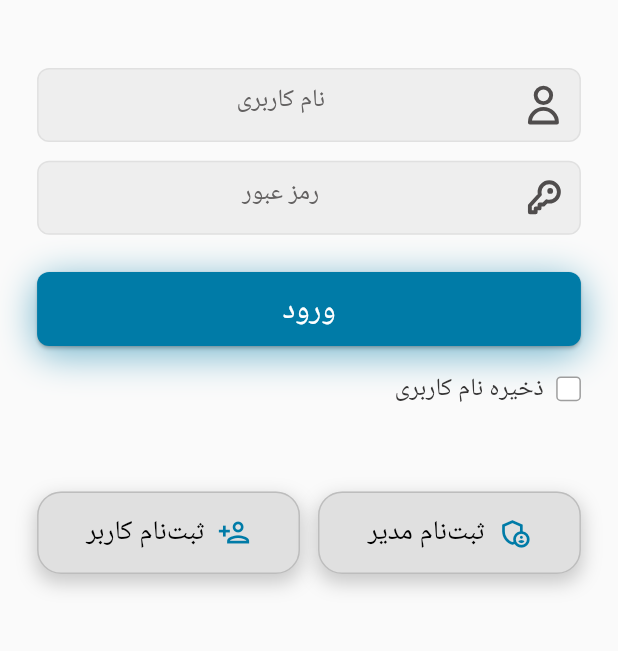
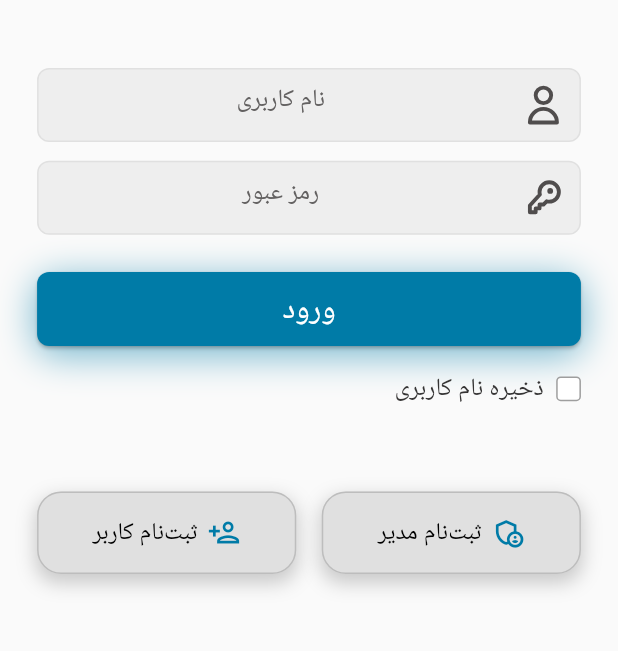
Before and after one commit to Hanie9/uzita, a Flutter app: the screen it shows after launch, on a phone screen of 412 x 824 dp, the part 377-1028 px from its top. Run offline on Flutter 3.47's test engine with Material 3 defaults, Android fonts, the phone set to English and light mode, and no system bars; our stand-ins replace file_picker, flutter_secure_storage, flutter_svg, image_picker, loading_animation_widget, local_auth and 3 more; missing offline and left inert: local_auth_android, mobile_scanner.

Commit message:
finallll committ

```diff
--- a/lib/app_localizations.dart
+++ b/lib/app_localizations.dart
@@ -946,7 +946,7 @@ class AppLocalizations {
       'about_uzita_core_values_bullet_4': 'احترام به محیط زیست',
       'about_uzita_contact_title': 'اطلاعات تماس',
       'about_uzita_contact_email': 'ایمیل: info@uzita.ir',
-      'about_uzita_contact_phone': 'شماره تماس: ۰۲۱_۷۷۱۹۵۶۱۳',
+      'about_uzita_contact_phone': 'شماره تماس: ۷۷۱۹۵۶۱۳_۰۲۱',
       'about_uzita_contact_address':
           'آدرس: تهران، نارمک، خیابان شهید جهانشاهی (۷۸)، خیابان شهید اصغر حسینعلی (۳۹)، پلاک ۹، طبقه ۲، واحد ۳۶',
 
--- a/lib/screens/login_screen.dart
+++ b/lib/screens/login_screen.dart
@@ -962,12 +962,12 @@ class _LoginScreenState extends State<LoginScreen> {
                                                   Brightness.dark
                                               ? Colors.white
                                               : Colors.black,
-                                          fontSize: 18,
+                                          fontSize: 16,
                                           fontWeight: FontWeight.w500,
                                         ),
                                       ),
                                     ),
-                                    SizedBox(width: 8),
+                                    SizedBox(width: 6),
                                     Icon(
                                       Icons.person_add_outlined,
                                       size: isNarrow ? 22 : 25,
@@ -1044,12 +1044,12 @@ class _LoginScreenState extends State<LoginScreen> {
                                                   Brightness.dark
                                               ? Colors.white
                                               : Colors.black,
-                                          fontSize: 18,
+                                          fontSize: 16,
                                           fontWeight: FontWeight.w500,
                                         ),
                                       ),
                                     ),
-                                    SizedBox(width: 8),
+                                    SizedBox(width: 6),
                                     Icon(
                                       Icons.admin_panel_settings_outlined,
                                       size: isNarrow ? 22 : 25,
@@ -1064,7 +1064,7 @@ class _LoginScreenState extends State<LoginScreen> {
                           return Row(
                             children: [
                               Expanded(child: userBtn),
-                              SizedBox(width: 12),
+                              SizedBox(width: 17),
                               Expanded(child: adminBtn),
                             ],
                           );
```
Also changed, not shown: lib/screens/device_list_screen.dart (+30 -10 lines).
